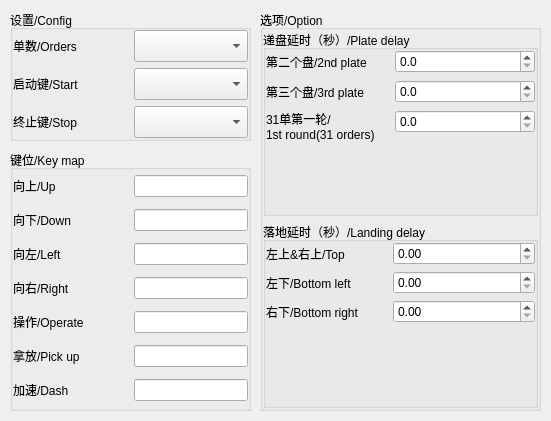
gua248/coc34robot, file UIView.ui: the form before one commit.
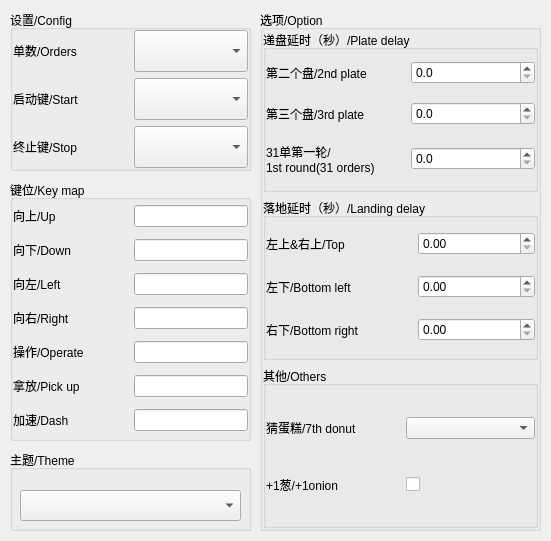
The form after the commit. Icons and pictures are not drawn.

Diff of the .ui file:
```diff
--- a/UIView.ui
+++ b/UIView.ui
@@ -7,7 +7,7 @@
     <x>0</x>
     <y>0</y>
     <width>551</width>
-    <height>421</height>
+    <height>541</height>
    </rect>
   </property>
   <property name="minimumSize">
@@ -42,7 +42,7 @@
       <x>10</x>
       <y>10</y>
       <width>241</width>
-      <height>131</height>
+      <height>161</height>
      </rect>
     </property>
     <property name="title">
@@ -163,7 +163,7 @@
     <property name="geometry">
      <rect>
       <x>10</x>
-      <y>150</y>
+      <y>180</y>
       <width>241</width>
       <height>261</height>
      </rect>
@@ -296,13 +296,16 @@
       <x>260</x>
       <y>10</y>
       <width>281</width>
-      <height>401</height>
+      <height>521</height>
      </rect>
     </property>
     <property name="title">
      <string>选项/Option</string>
     </property>
-    <layout class="QVBoxLayout" name="verticalLayout">
+    <layout class="QGridLayout" name="gridLayout_6" rowminimumheight="0,0,0">
+     <property name="sizeConstraint">
+      <enum>QLayout::SetDefaultConstraint</enum>
+     </property>
      <property name="leftMargin">
       <number>0</number>
      </property>
@@ -315,30 +318,30 @@
      <property name="bottomMargin">
       <number>0</number>
      </property>
-     <item>
+     <item row="0" column="0">
       <widget class="QGroupBox" name="groupBox_4">
        <property name="title">
         <string>递盘延时（秒）/Plate delay</string>
        </property>
-       <layout class="QFormLayout" name="formLayout">
+       <layout class="QGridLayout" name="gridLayout_4">
+        <property name="leftMargin">
+         <number>0</number>
+        </property>
+        <property name="topMargin">
+         <number>0</number>
+        </property>
+        <property name="rightMargin">
+         <number>0</number>
+        </property>
+        <property name="bottomMargin">
+         <number>0</number>
+        </property>
         <property name="horizontalSpacing">
          <number>20</number>
         </property>
         <property name="verticalSpacing">
          <number>7</number>
         </property>
-        <property name="leftMargin">
-         <number>0</number>
-        </property>
-        <property name="topMargin">
-         <number>0</number>
-        </property>
-        <property name="rightMargin">
-         <number>0</number>
-        </property>
-        <property name="bottomMargin">
-         <number>0</number>
-        </property>
         <item row="0" column="0">
          <widget class="QLabel" name="label_13">
           <property name="text">
@@ -406,27 +409,27 @@
        </layout>
       </widget>
      </item>
-     <item>
+     <item row="1" column="0">
       <widget class="QGroupBox" name="groupBox_5">
        <property name="title">
         <string>落地延时（秒）/Landing delay</string>
        </property>
-       <layout class="QFormLayout" name="formLayout_2">
+       <layout class="QGridLayout" name="gridLayout_5">
+        <property name="leftMargin">
+         <number>0</number>
+        </property>
+        <property name="topMargin">
+         <number>0</number>
+        </property>
+        <property name="rightMargin">
+         <number>0</number>
+        </property>
+        <property name="bottomMargin">
+         <number>0</number>
+        </property>
         <property name="horizontalSpacing">
          <number>34</number>
         </property>
-        <property name="leftMargin">
-         <number>0</number>
-        </property>
-        <property name="topMargin">
-         <number>0</number>
-        </property>
-        <property name="rightMargin">
-         <number>0</number>
-        </property>
-        <property name="bottomMargin">
-         <number>0</number>
-        </property>
         <item row="0" column="0">
          <widget class="QLabel" name="label_8">
           <property name="text">
@@ -493,8 +496,101 @@
        </layout>
       </widget>
      </item>
+     <item row="2" column="0">
+      <widget class="QGroupBox" name="groupBox_6">
+       <property name="title">
+        <string>其他/Others</string>
+       </property>
+       <layout class="QGridLayout" name="gridLayout_2">
+        <property name="sizeConstraint">
+         <enum>QLayout::SetDefaultConstraint</enum>
+        </property>
+        <property name="leftMargin">
+         <number>0</number>
+        </property>
+        <property name="topMargin">
+         <number>0</number>
+        </property>
+        <property name="rightMargin">
+         <number>0</number>
+        </property>
+        <property name="bottomMargin">
+         <number>0</number>
+        </property>
+        <property name="horizontalSpacing">
+         <number>10</number>
+        </property>
+        <item row="0" column="0">
+         <widget class="QLabel" name="label_11">
+          <property name="text">
+           <string>猜蛋糕/7th donut</string>
+          </property>
+         </widget>
+        </item>
+        <item row="0" column="1">
+         <widget class="QComboBox" name="choice_donut">
+          <property name="currentIndex">
+           <number>-1</number>
+          </property>
+          <item>
+           <property name="text">
+            <string>黑/Choco</string>
+           </property>
+          </item>
+          <item>
+           <property name="text">
+            <string>红/Berry</string>
+           </property>
+          </item>
+          <item>
+           <property name="text">
+            <string>都要/Both</string>
+           </property>
+          </item>
+         </widget>
+        </item>
+        <item row="1" column="0">
+         <widget class="QLabel" name="label_15">
+          <property name="text">
+           <string>+1葱/+1onion</string>
+          </property>
+         </widget>
+        </item>
+        <item row="1" column="1">
+         <widget class="QCheckBox" name="checkBox_onion">
+          <property name="text">
+           <string/>
+          </property>
+         </widget>
+        </item>
+       </layout>
+      </widget>
+     </item>
     </layout>
    </widget>
+   <widget class="QGroupBox" name="groupBox_7">
+    <property name="geometry">
+     <rect>
+      <x>10</x>
+      <y>450</y>
+      <width>241</width>
+      <height>81</height>
+     </rect>
+    </property>
+    <property name="title">
+     <string>主题/Theme</string>
+    </property>
+    <widget class="QComboBox" name="choice_theme">
+     <property name="geometry">
+      <rect>
+       <x>10</x>
+       <y>40</y>
+       <width>221</width>
+       <height>31</height>
+      </rect>
+     </property>
+    </widget>
+   </widget>
   </widget>
  </widget>
  <resources/>
```
Left out of the diff: 10 changed lines with no effect on the pictures.
